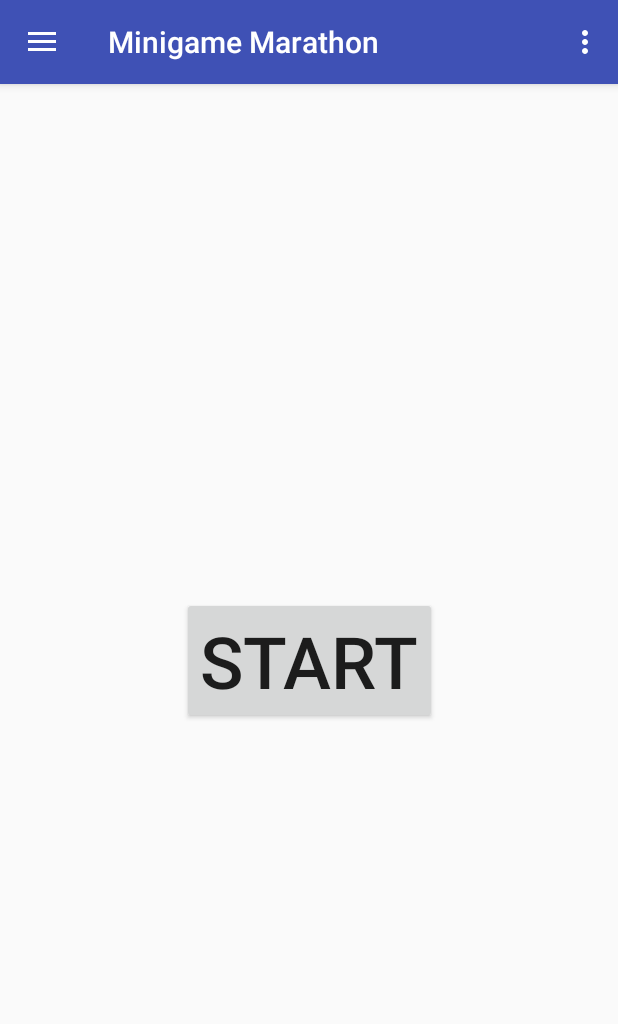
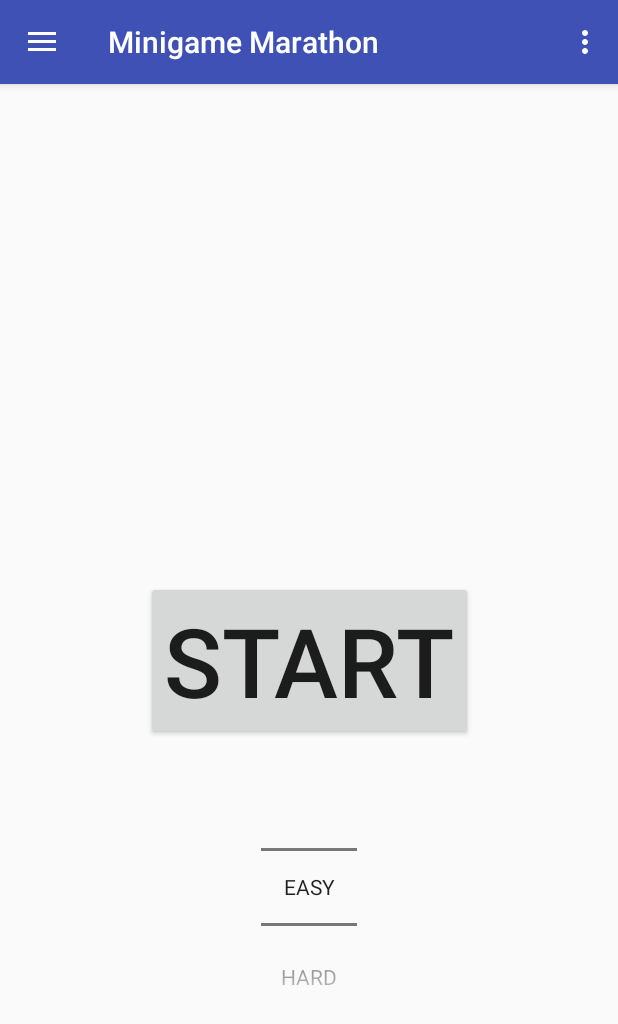
Before and after one commit to TheCompSciNoob/MinigameMarathon, an Android app: the screen it shows after launch (MainActivity), on a phone screen of 412 x 824 dp. Shown: the top 1024 px of the screen. Run offline under Robolectric (Android 15) with nearby library versions, the phone set to English and light mode, and no system bars.

Commit message:
stuff fixed

```diff
--- a/app/src/main/java/com/example/chow/minigamemarathon/GameFragmentManager.java
+++ b/app/src/main/java/com/example/chow/minigamemarathon/GameFragmentManager.java
@@ -23,11 +23,10 @@ public class GameFragmentManager {
     private EndFragment endScreen;
     private StopWatch timer;
     private ArrayList<String> gameDataSets;
-    private GameMode gameMode;
+    private GameMode gameMode = GameMode.EASY;
 
-    public GameFragmentManager(AppCompatActivity activity, ArrayList<GameFragment> gameFragments, GameMode gameMode)
+    public GameFragmentManager(AppCompatActivity activity, ArrayList<GameFragment> gameFragments)
     {
-        this.gameMode = gameMode;
         this.activity = activity;
         this.gameFragments = gameFragments;
         fragmentPosition = -1;
@@ -85,7 +84,8 @@ public class GameFragmentManager {
         startScreen = new StartFragment();
         startScreen.setOnStartListener(new StartFragment.OnStartListener() {
             @Override
-            public void onStart() {
+            public void onStart(GameMode gameMode) {
+                GameFragmentManager.this.gameMode = gameMode;
                 displayNextFragment();
             }
         });
--- a/app/src/main/java/com/example/chow/minigamemarathon/MainActivity.java
+++ b/app/src/main/java/com/example/chow/minigamemarathon/MainActivity.java
@@ -102,7 +102,7 @@ public class MainActivity extends AppCompatActivity
         gameFragments.add(new LightsOutGameFragment());
         gameFragments.add(new BinaryGameFragment());
         //gameFragments.add(new MathGameFragment());
-        manager = new GameFragmentManager(this, gameFragments, GameMode.DEBUG);
+        manager = new GameFragmentManager(this, gameFragments);
         manager.displayNextFragment();
     }
 
--- a/app/src/main/java/com/example/chow/minigamemarathon/StartFragment.java
+++ b/app/src/main/java/com/example/chow/minigamemarathon/StartFragment.java
@@ -7,6 +7,7 @@ import android.view.LayoutInflater;
 import android.view.View;
 import android.view.ViewGroup;
 import android.widget.Button;
+import android.widget.NumberPicker;
 
 /**
  * Created by per6 on 10/30/17.
@@ -16,6 +17,8 @@ public class StartFragment extends Fragment {
 
     private Button startButton;
     private OnStartListener listener;
+    private NumberPicker gamemodeChooser;
+    private GameMode choosenGameMode;
 
     @Nullable
     @Override
@@ -28,10 +31,22 @@ public class StartFragment extends Fragment {
             public void onClick(View view) {
                 if (listener != null)
                 {
-                    listener.onStart();
+                    listener.onStart(choosenGameMode);
                 }
             }
         });
+        final GameMode[] gameModes = {GameMode.EASY, GameMode.HARD, GameMode.DEBUG};
+        gamemodeChooser = rootView.findViewById(R.id.gamemode_chooser);
+        gamemodeChooser.setMinValue(0);
+        gamemodeChooser.setMaxValue(gameModes.length-1);
+        gamemodeChooser.setDisplayedValues(getNames(gameModes));
+        gamemodeChooser.setOnValueChangedListener(new NumberPicker.OnValueChangeListener() {
+            @Override
+            public void onValueChange(NumberPicker numberPicker, int oldValue, int newValue) {
+                choosenGameMode = gameModes[newValue];
+            }
+        });
+
         return rootView;
     }
 
@@ -40,8 +55,18 @@ public class StartFragment extends Fragment {
         this.listener = listener;
     }
 
+    private String[] getNames(GameMode[] gameModes)
+    {
+        String[] names = new String[gameModes.length];
+        for (int i = 0; i < names.length; i++)
+        {
+            names[i] = gameModes[i].toString();
+        }
+        return names;
+    }
+
     public interface OnStartListener
     {
-        public void onStart();
+        public void onStart(GameMode gameMode);
     }
 }
--- a/app/src/main/res/layout/start_screen_layout.xml
+++ b/app/src/main/res/layout/start_screen_layout.xml
@@ -15,9 +15,23 @@
         android:layout_marginStart="8dp"
         android:layout_marginTop="8dp"
         android:text="START"
-        android:textSize="48sp"
+        android:textSize="64sp"
         app:layout_constraintBottom_toBottomOf="parent"
         app:layout_constraintEnd_toEndOf="parent"
         app:layout_constraintStart_toStartOf="parent"
         app:layout_constraintTop_toTopOf="parent" />
+
+    <NumberPicker
+        android:id="@+id/gamemode_chooser"
+        android:descendantFocusability="blocksDescendants"
+        android:contextClickable="false"
+        android:layout_width="wrap_content"
+        android:layout_height="wrap_content"
+        android:layout_marginEnd="8dp"
+        android:layout_marginStart="8dp"
+        android:layout_marginTop="8dp"
+        app:layout_constraintEnd_toEndOf="parent"
+        app:layout_constraintStart_toStartOf="parent"
+        app:layout_constraintTop_toBottomOf="@+id/button_start" />
+
 </android.support.constraint.ConstraintLayout>
```
